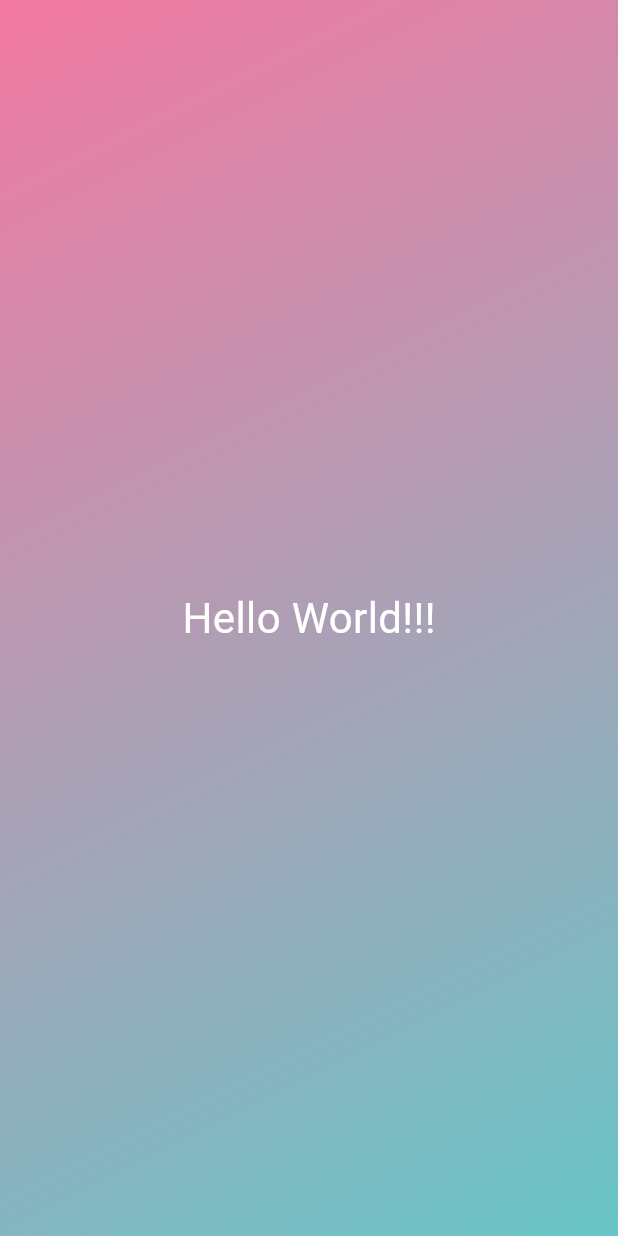
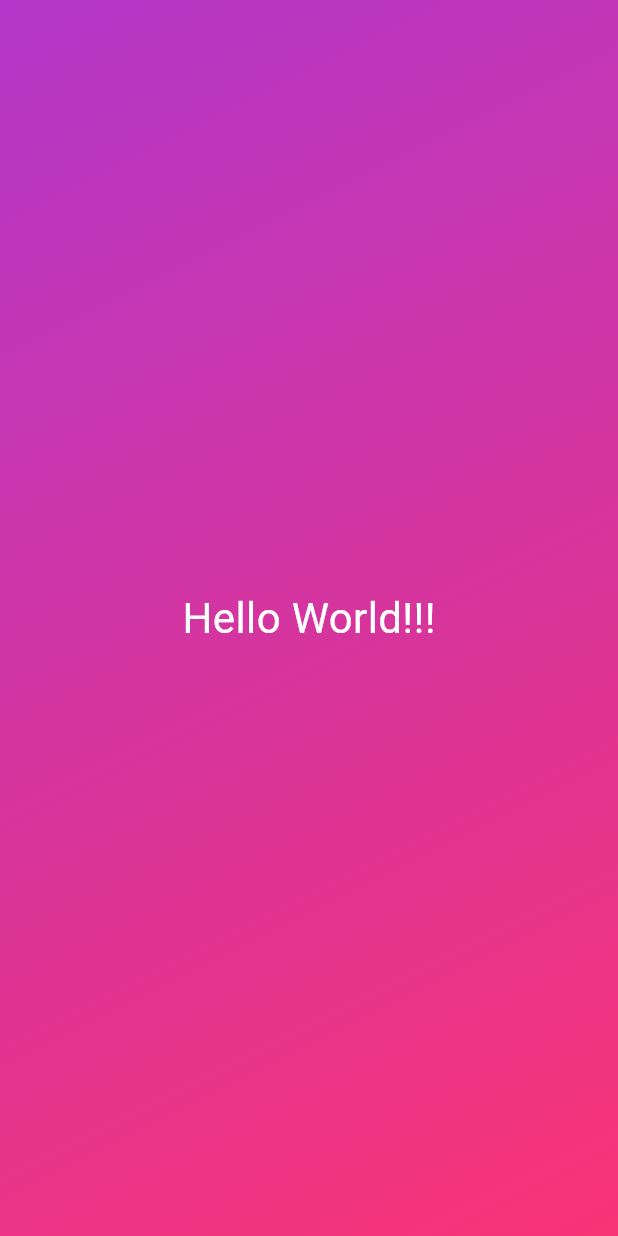
Before and after one commit to lienyun/first_app, a Flutter app: the screen it shows after launch, on a phone screen of 412 x 824 dp. Run offline on Flutter 3.47's test engine with Material 3 defaults, Android fonts, the phone set to English and light mode, and no system bars.

Commit message:
practice: 漸變顏色變數

```diff
--- a/lib/gradient_container.dart
+++ b/lib/gradient_container.dart
@@ -5,17 +5,17 @@ const startAlignment = Alignment.topLeft;
 const endAlignment = Alignment.bottomRight;
 
 class GradientContainer extends StatelessWidget {
-  const GradientContainer({super.key});
+  const GradientContainer(this.color1, this.color2, {super.key});
+
+  final Color color1;
+  final Color color2;
 
   @override
   Widget build(context) {
     return Container(
-      decoration: const BoxDecoration(
+      decoration: BoxDecoration(
         gradient: LinearGradient(
-          colors: [
-            Color.fromARGB(255, 243, 120, 161),
-            Color.fromARGB(255, 104, 198, 200),
-          ],
+          colors: [color1, color2],
           begin: startAlignment,
           end: endAlignment,
         ),
@@ -26,3 +26,27 @@ class GradientContainer extends StatelessWidget {
     );
   }
 }
+
+
+
+// class GradientContainer extends StatelessWidget {
+//   const GradientContainer({super.key, required this.colors});
+
+//   final List<Color> colors;
+
+//   @override
+//   Widget build(context) {
+//     return Container(
+//       decoration: BoxDecoration(
+//         gradient: LinearGradient(
+//           colors: colors,
+//           begin: startAlignment,
+//           end: endAlignment,
+//         ),
+//       ),
+//       child: const Center(
+//         child: WhiteText('Hello World!!!'),
+//       ),
+//     );
+//   }
+// }
--- a/lib/main.dart
+++ b/lib/main.dart
@@ -6,7 +6,10 @@ void main() {
   runApp(
     const MaterialApp(
       home: Scaffold(
-        body: GradientContainer(),
+        body: GradientContainer(
+          Color.fromARGB(255, 178, 54, 200),
+          Color.fromARGB(255, 248, 51, 117),
+        ),
       ),
     ),
   );
```
